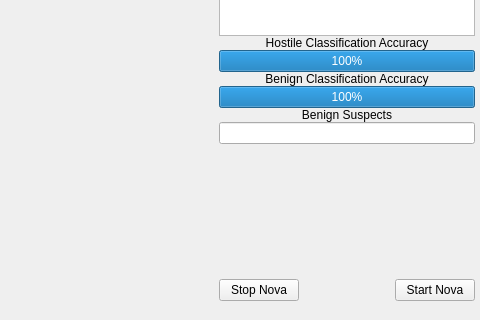
Old version of the form NovaGUI/UI/novagui.ui in the repository altf4/Nova; both pictures show x 366 to 846 and y 258 to 578 of the 846 by 578 pixel window.
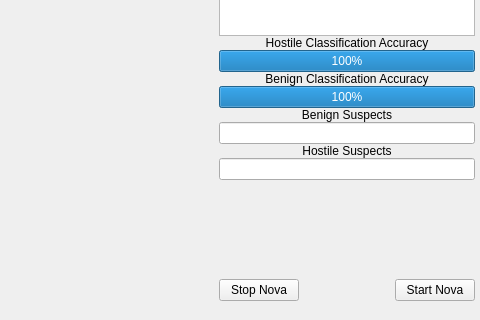
New version of the form.

Commit message: UI_QT: Display count of # hostile suspects along with #  benign on 1st page

Diff of the .ui file:
```diff
--- a/NovaGUI/UI/novagui.ui
+++ b/NovaGUI/UI/novagui.ui
@@ -436,6 +436,23 @@
             </property>
            </widget>
           </item>
+          <item>
+           <widget class="QLabel" name="numHostileLabel">
+            <property name="text">
+             <string>Hostile Suspects</string>
+            </property>
+            <property name="alignment">
+             <set>Qt::AlignCenter</set>
+            </property>
+           </widget>
+          </item>
+          <item>
+           <widget class="QLineEdit" name="numHostileEdit">
+            <property name="alignment">
+             <set>Qt::AlignCenter</set>
+            </property>
+           </widget>
+          </item>
           <item>
            <spacer name="genInfoVSpacer">
             <property name="orientation">
```
Left out of the diff: 15 changed lines with no effect on the pictures. The commit also changes 1 other file.
